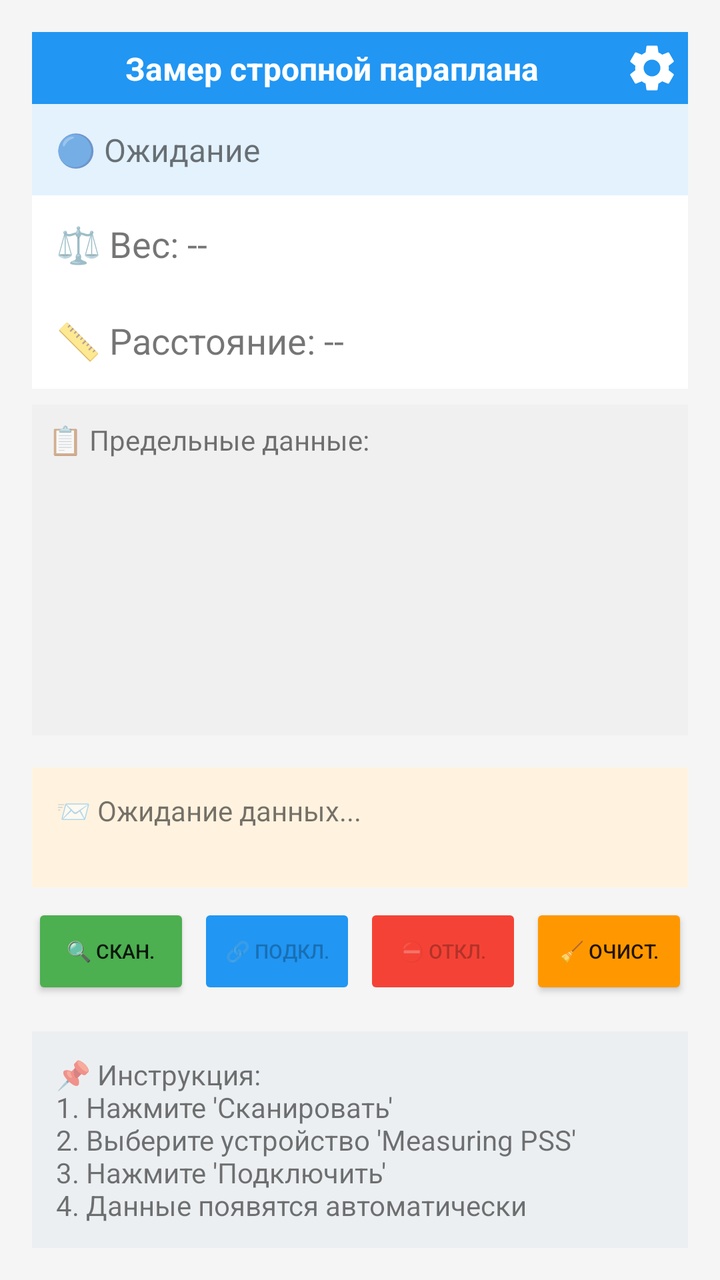
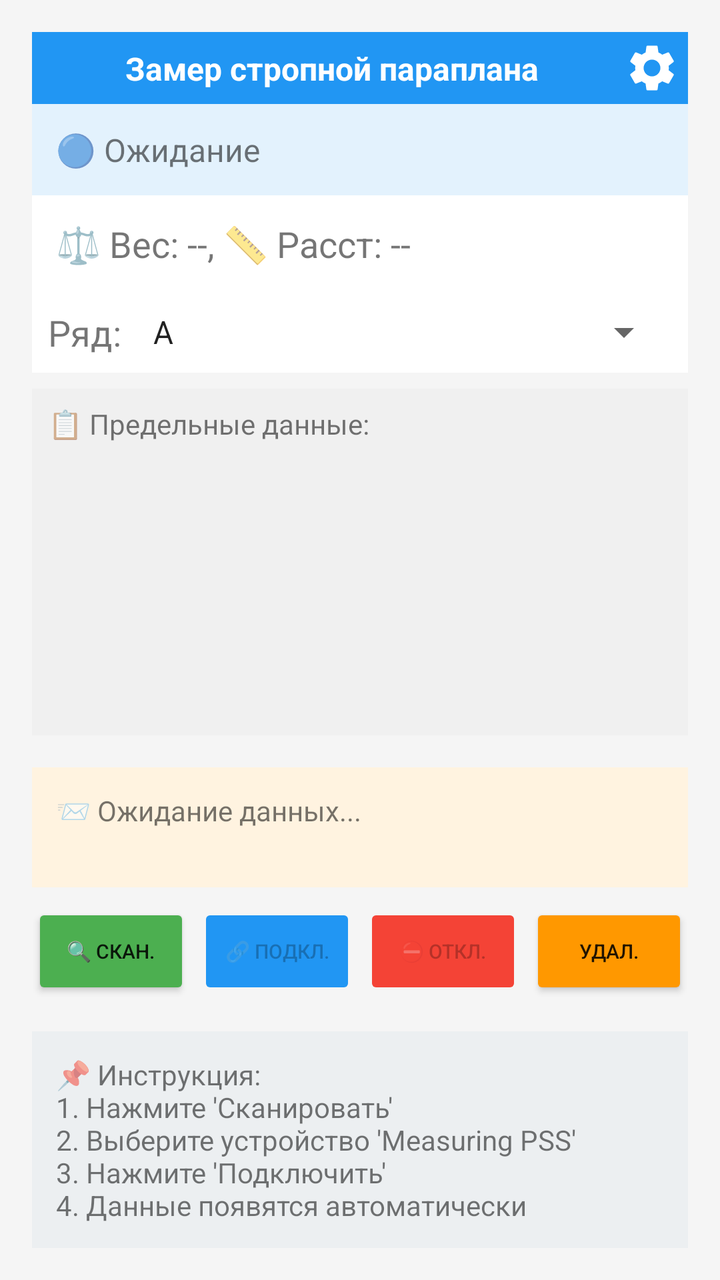

Two renders of the same Android screen: before a commit and after it. Below are the layout's source before the change and the commit's diff.
<!-- AndroidManifest.xml: application theme Theme.AppCompat.Light -->
<!-- res/layout/activity_main.xml -->
<?xml version="1.0" encoding="utf-8"?>
<androidx.constraintlayout.widget.ConstraintLayout xmlns:android="http://schemas.android.com/apk/res/android"
    xmlns:app="http://schemas.android.com/apk/res-auto"
    android:layout_width="match_parent"
    android:layout_height="match_parent"
    android:background="#F5F5F5"
    android:padding="16dp">

    
    <androidx.constraintlayout.widget.ConstraintLayout
        android:id="@+id/titleLayout"
        android:layout_width="0dp"
        android:layout_height="wrap_content"
        android:background="#2196F3"
        android:padding="4dp"
        app:layout_constraintEnd_toEndOf="parent"
        app:layout_constraintStart_toStartOf="parent"
        app:layout_constraintTop_toTopOf="parent">

        <TextView
            android:id="@+id/titleTextView"
            android:layout_width="0dp"
            android:layout_height="wrap_content"
            android:gravity="center"
            android:text="Замер стропной параплана"
            android:textColor="#FFFFFF"
            android:textSize="16sp"
            android:textStyle="bold"
            app:layout_constraintBottom_toBottomOf="parent"
            app:layout_constraintEnd_toStartOf="@+id/btnSettings"
            app:layout_constraintStart_toStartOf="parent"
            app:layout_constraintTop_toTopOf="parent" />

        <Button
            android:id="@+id/btnSettings"
            android:layout_width="28dp"
            android:layout_height="28dp"
            android:background="@drawable/ic_settings"
            android:backgroundTint="#FFFFFF"
            android:contentDescription="Настройки"
            android:minWidth="0dp"
            android:minHeight="0dp"
            android:padding="8dp"
            app:layout_constraintBottom_toBottomOf="parent"
            app:layout_constraintEnd_toEndOf="parent"
            app:layout_constraintTop_toTopOf="parent" />

    </androidx.constraintlayout.widget.ConstraintLayout>

    
    <TextView
        android:id="@+id/tvStatus"
        android:layout_width="0dp"
        android:layout_height="wrap_content"
        android:background="#E3F2FD"
        android:padding="12dp"
        android:text="🔵 Ожидание"
        android:textSize="16sp"
        app:layout_constraintEnd_toEndOf="parent"
        app:layout_constraintStart_toStartOf="parent"
        app:layout_constraintTop_toBottomOf="@id/titleLayout" />

    
    <TextView
        android:id="@+id/tvWeight"
        android:layout_width="0dp"
        android:layout_height="wrap_content"
        android:background="#FFFFFF"
        android:padding="12dp"
        android:text="⚖️ Вес: --"
        android:textSize="18sp"
        app:layout_constraintEnd_toEndOf="parent"
        app:layout_constraintStart_toStartOf="parent"
        app:layout_constraintTop_toBottomOf="@id/tvStatus" />

    <TextView
        android:id="@+id/tvDistance"
        android:layout_width="0dp"
        android:layout_height="wrap_content"
        android:background="#FFFFFF"
        android:padding="12dp"
        android:text="📏 Расстояние: --"
        android:textSize="18sp"
        app:layout_constraintEnd_toEndOf="parent"
        app:layout_constraintStart_toStartOf="parent"
        app:layout_constraintTop_toBottomOf="@id/tvWeight" />

    
    <ScrollView
        android:id="@+id/limitDataScrollView"
        android:layout_width="0dp"
        android:layout_height="0dp"
        android:layout_marginTop="8dp"
        android:layout_marginBottom="16dp"
        android:background="#f0f0f0"
        app:layout_constraintBottom_toTopOf="@id/bottomGroup"
        app:layout_constraintEnd_toEndOf="parent"
        app:layout_constraintStart_toStartOf="parent"
        app:layout_constraintTop_toBottomOf="@id/tvDistance">

        <TextView
            android:id="@+id/tvLimitData"
            android:layout_width="match_parent"
            android:layout_height="wrap_content"
            android:minHeight="100dp"
            android:padding="8dp"
            android:text="📋 Предельные данные:"
            android:textSize="14sp" />
    </ScrollView>

    
    <LinearLayout
        android:id="@+id/bottomGroup"
        android:layout_width="0dp"
        android:layout_height="wrap_content"
        android:orientation="vertical"
        app:layout_constraintBottom_toBottomOf="parent"
        app:layout_constraintEnd_toEndOf="parent"
        app:layout_constraintStart_toStartOf="parent">

        
        <TextView
            android:id="@+id/tvRawData"
            android:layout_width="match_parent"
            android:layout_height="wrap_content"
            android:background="#FFF3E0"
            android:minHeight="60dp"
            android:padding="12dp"
            android:text="📨 Ожидание данных..."
            android:textSize="14sp" />

        
        <LinearLayout
            android:layout_width="match_parent"
            android:layout_height="wrap_content"
            android:layout_marginTop="8dp"
            android:orientation="horizontal"
            android:weightSum="4"> 

            <Button
                android:id="@+id/btnScan"
                android:layout_width="0dp"
                android:layout_height="wrap_content"
                android:layout_marginEnd="4dp"
                android:layout_weight="1"
                android:backgroundTint="#4CAF50"
                android:padding="12dp"
                android:text="🔍 Скан."
                android:textSize="10sp" />

            <Button
                android:id="@+id/btnConnect"
                android:layout_width="0dp"
                android:layout_height="wrap_content"
                android:layout_marginEnd="4dp"
                android:layout_weight="1"
                android:backgroundTint="#2196F3"
                android:enabled="false"
                android:padding="12dp"
                android:text="🔗 Подкл."
                android:textSize="10sp" />

            <Button
                android:id="@+id/btnDisconnect"
                android:layout_width="0dp"
                android:layout_height="wrap_content"
                android:layout_marginEnd="4dp"
                android:layout_weight="1"
                android:backgroundTint="#F44336"
                android:enabled="false"
                android:padding="12dp"
                android:text="⛔ Откл."
                android:textSize="10sp" />

            
            <Button
                android:id="@+id/btnClear"
                android:layout_width="0dp"
                android:layout_height="wrap_content"
                android:layout_weight="1"
                android:backgroundTint="#FF9800"
                android:padding="12dp"
                android:text="🧹 Очист."
                android:textSize="10sp" />
        </LinearLayout>

        
        <TextView
            android:layout_width="match_parent"
            android:layout_height="wrap_content"
            android:layout_marginTop="16dp"
            android:background="#ECEFF1"
            android:padding="12dp"
            android:text="📌 Инструкция:\n1. Нажмите 'Сканировать'\n2. Выберите устройство 'Measuring PSS'\n3. Нажмите 'Подключить'\n4. Данные появятся автоматически"
            android:textSize="14sp" />
    </LinearLayout>

</androidx.constraintlayout.widget.ConstraintLayout>
<!-- resources referenced by this layout -->
<resources>
  <!-- drawable ic_settings (drawable) -->
  <?xml version="1.0" encoding="utf-8"?>
  <vector xmlns:android="http://schemas.android.com/apk/res/android"
      android:width="24dp"
      android:height="24dp"
      android:viewportWidth="24"
      android:viewportHeight="24">
      <path
          android:fillColor="#000000"
          android:pathData="M19.14,12.94c0.04,-0.3 0.06,-0.61 0.06,-0.94c0,-0.32 -0.02,-0.64 -0.07,-0.94l2.03,-1.58c0.18,-0.14 0.23,-0.41 0.12,-0.61l-1.92,-3.32c-0.12,-0.22 -0.37,-0.29 -0.59,-0.22l-2.39,0.96c-0.5,-0.38 -1.03,-0.7 -1.62,-0.94L14.4,2.81c-0.04,-0.24 -0.24,-0.41 -0.48,-0.41h-3.84c-0.24,0 -0.43,0.17 -0.47,0.41L9.25,5.35C8.66,5.59 8.12,5.92 7.63,6.29L5.24,5.33c-0.22,-0.08 -0.47,0 -0.59,0.22L2.74,8.87C2.62,9.07 2.68,9.34 2.86,9.48l2.03,1.58C4.84,11.36 4.8,11.69 4.8,12s0.02,0.64 0.07,0.94l-2.03,1.58c-0.18,0.14 -0.23,0.41 -0.12,0.61l1.92,3.32c0.12,0.22 0.37,0.29 0.59,0.22l2.39,-0.96c0.5,0.38 1.03,0.7 1.62,0.94l0.36,2.54c0.05,0.24 0.24,0.41 0.48,0.41h3.84c0.24,0 0.44,-0.17 0.47,-0.41l0.36,-2.54c0.59,-0.24 1.13,-0.56 1.62,-0.94l2.39,0.96c0.22,0.08 0.47,0 0.59,-0.22l1.92,-3.32c0.12,-0.22 0.07,-0.47 -0.12,-0.61L19.14,12.94zM12,15.6c-1.98,0 -3.6,-1.62 -3.6,-3.6s1.62,-3.6 3.6,-3.6s3.6,1.62 3.6,3.6S13.98,15.6 12,15.6z"/>
  </vector>
</resources>

<!-- the commit's change to res/layout/activity_main.xml (unified diff, before → after) -->
@@ -62,28 +62,44 @@
 
     
     <TextView
-        android:id="@+id/tvWeight"
+        android:id="@+id/tvWeightDistance"
         android:layout_width="0dp"
         android:layout_height="wrap_content"
         android:background="#FFFFFF"
         android:padding="12dp"
-        android:text="⚖️ Вес: --"
+        android:text="⚖️ Вес: --, 📏 Расст: --"
         android:textSize="18sp"
         app:layout_constraintEnd_toEndOf="parent"
         app:layout_constraintStart_toStartOf="parent"
         app:layout_constraintTop_toBottomOf="@id/tvStatus" />
 
-    <TextView
-        android:id="@+id/tvDistance"
+    
+    <LinearLayout
+        android:id="@+id/layoutRowSelector"
         android:layout_width="0dp"
         android:layout_height="wrap_content"
         android:background="#FFFFFF"
-        android:padding="12dp"
-        android:text="📏 Расстояние: --"
-        android:textSize="18sp"
-        app:layout_constraintEnd_toEndOf="parent"
-        app:layout_constraintStart_toStartOf="parent"
-        app:layout_constraintTop_toBottomOf="@id/tvWeight" />
+        android:padding="8dp"
+        android:orientation="horizontal"
+        app:layout_constraintEnd_toEndOf="parent"
+        app:layout_constraintStart_toStartOf="parent"
+        app:layout_constraintTop_toBottomOf="@id/tvWeightDistance">
+
+        <TextView
+            android:layout_width="wrap_content"
+            android:layout_height="wrap_content"
+            android:layout_gravity="center_vertical"
+            android:text="Ряд:"
+            android:textSize="18sp"
+            android:layout_marginEnd="8dp" />
+
+        <Spinner
+            android:id="@+id/spinnerRow"
+            android:layout_width="0dp"
+            android:layout_height="wrap_content"
+            android:layout_weight="1"
+            android:entries="@array/row_array" />
+    </LinearLayout>
 
     
     <ScrollView
@@ -96,7 +112,7 @@
         app:layout_constraintBottom_toTopOf="@id/bottomGroup"
         app:layout_constraintEnd_toEndOf="parent"
         app:layout_constraintStart_toStartOf="parent"
-        app:layout_constraintTop_toBottomOf="@id/tvDistance">
+        app:layout_constraintTop_toBottomOf="@id/layoutRowSelector">
 
         <TextView
             android:id="@+id/tvLimitData"
@@ -135,7 +151,7 @@
             android:layout_height="wrap_content"
             android:layout_marginTop="8dp"
             android:orientation="horizontal"
-            android:weightSum="4"> 
+            android:weightSum="4">
 
             <Button
                 android:id="@+id/btnScan"
@@ -172,7 +188,6 @@
                 android:text="⛔ Откл."
                 android:textSize="10sp" />
 
-            
             <Button
                 android:id="@+id/btnClear"
                 android:layout_width="0dp"
@@ -180,7 +195,7 @@
                 android:layout_weight="1"
                 android:backgroundTint="#FF9800"
                 android:padding="12dp"
-                android:text="🧹 Очист."
+                android:text="Удал."
                 android:textSize="10sp" />
         </LinearLayout>
 
<!-- resource entries referenced after the edit -->
@@ -1,5 +1,12 @@
 <!-- resources referenced by this layout -->
 <resources>
+  <string-array name="row_array">
+          <item>A</item>
+          <item>B</item>
+          <item>C</item>
+          <item>D</item>
+          <item>E</item>
+      </string-array>
   <!-- drawable ic_settings (drawable) -->
   <?xml version="1.0" encoding="utf-8"?>
   <vector xmlns:android="http://schemas.android.com/apk/res/android"
